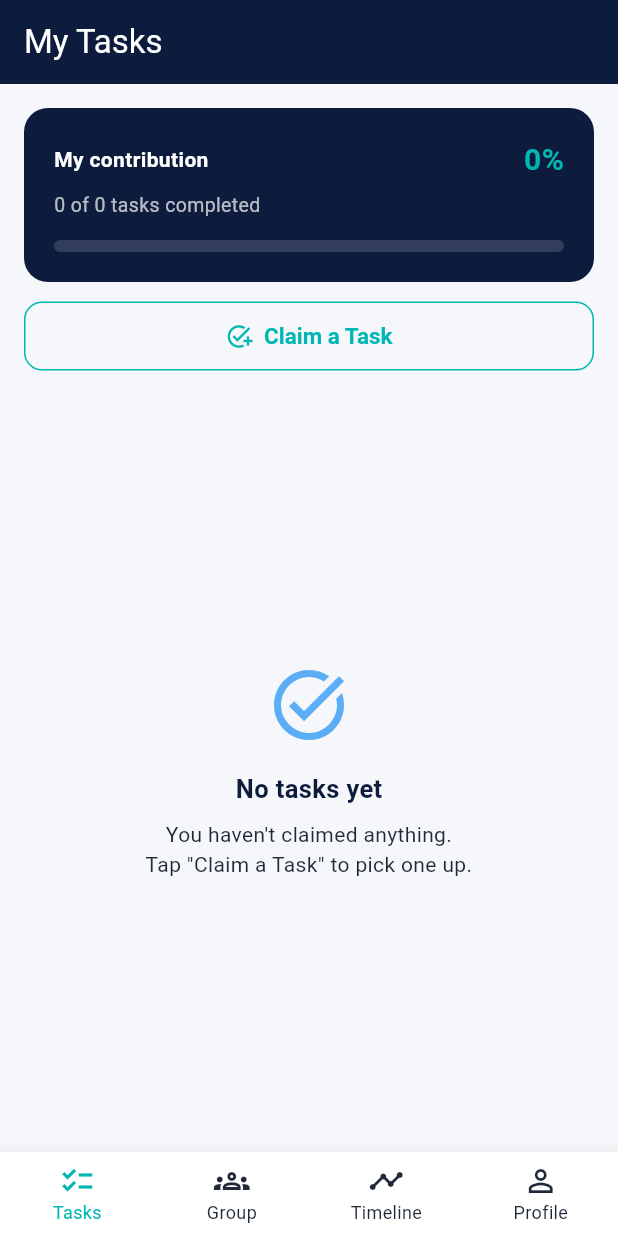
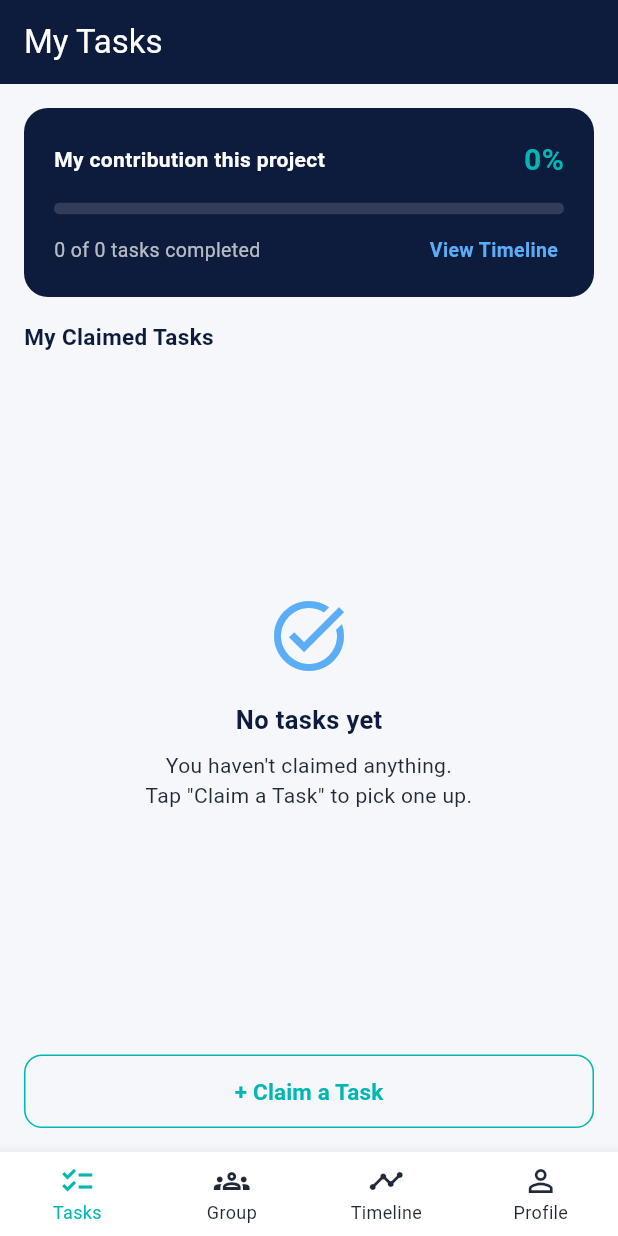
Before and after one commit to AiDv11/synca_app, a Flutter app: the screen it shows once a user with an empty profile is signed in, on a phone screen of 412 x 824 dp. Run offline on Flutter 3.47's test engine with Material 3 defaults, Android fonts, the phone set to English and light mode, and no system bars; our stand-ins replace cloud_firestore, firebase_auth, firebase_core; accounts and stored records are empty.

Commit message:
fix: match My Tasks page to Figure 2 wireframe
- My contribution this project heading
- View Timeline link, switches to the Timeline tab
- My Claimed Tasks section heading
- plus-prefixed Claim a Task button, moved below the list
- progress bar above the completed count

Co-Authored-By: Claude Opus 5 <noreply@anthropic.com>

```diff
--- a/lib/src/modules/role/member/ui/page/member_dashboard.dart
+++ b/lib/src/modules/role/member/ui/page/member_dashboard.dart
@@ -36,6 +36,14 @@ class _MemberDashboardState extends State<MemberDashboard> {
     'Profile',
   ];
 
+  /// Named rather than a bare `2` at the call site below, so the link and the
+  /// nav item can't quietly disagree if the tab order ever changes.
+  static const int _timelineTabIndex = 2;
+
+  /// The one thing that changes which tab is on screen. Both the bottom nav and
+  /// the "View Timeline" link go through here.
+  void _showTab(int index) => setState(() => _selectedIndex = index);
+
   @override
   Widget build(BuildContext context) {
     return Scaffold(
@@ -61,7 +69,14 @@ class _MemberDashboardState extends State<MemberDashboard> {
         child: IndexedStack(
           index: _selectedIndex,
           children: [
-            MyTasksPage(user: widget.user),
+            MyTasksPage(
+              user: widget.user,
+              // The Tasks page can't change tabs — `_selectedIndex` lives here.
+              // So it gets handed this function and calls it when the member
+              // taps "View Timeline". Events flow up, and the shell stays the
+              // only thing that decides which tab is showing.
+              onViewTimeline: () => _showTab(_timelineTabIndex),
+            ),
             const _ComingSoon(
               icon: Icons.groups_outlined,
               title: 'My Group',
@@ -80,10 +95,10 @@ class _MemberDashboardState extends State<MemberDashboard> {
 
       bottomNavigationBar: BottomNavigationBar(
         currentIndex: _selectedIndex,
-        // setState is what makes the tap visible: it updates the field and
-        // tells Flutter to rebuild, which moves both the IndexedStack and the
-        // highlighted icon.
-        onTap: (index) => setState(() => _selectedIndex = index),
+        // _showTab calls setState, which is what makes the tap visible: it
+        // updates the field and tells Flutter to rebuild, moving both the
+        // IndexedStack and the highlighted icon.
+        onTap: _showTab,
         // With four or more items the default behaviour hides the unselected
         // labels and shifts the icons around. `fixed` keeps all four labels on
         // screen and stops the row from dancing when you tap.
--- a/lib/src/modules/role/member/ui/page/my_tasks_page.dart
+++ b/lib/src/modules/role/member/ui/page/my_tasks_page.dart
@@ -18,9 +18,24 @@ import 'package:synca_app/src/modules/role/member/view_model/my_tasks_view_model
 /// the wrong layer. (The `task_service` import below is for the `Task` *type*
 /// only; the widget never calls the service.)
 class MyTasksPage extends StatefulWidget {
-  const MyTasksPage({super.key, required this.user});
+  const MyTasksPage({
+    super.key,
+    required this.user,
+    required this.onViewTimeline,
+  });
 
   final AppUser user;
+
+  /// Called by the contribution card's "View Timeline" link.
+  ///
+  /// The page cannot switch tabs itself — the selected tab belongs to
+  /// `MemberDashboard`, which owns the bottom nav. So the shell passes a
+  /// callback down and this page just reports that the link was tapped.
+  ///
+  /// This is the standard Flutter pattern: **data flows down, events flow up.**
+  /// A child never reaches up into its parent's state; it is handed a function
+  /// to call, and the parent decides what that means.
+  final VoidCallback onViewTimeline;
 
   @override
   State<MyTasksPage> createState() => _MyTasksPageState();
@@ -98,27 +113,51 @@ class _MyTasksPageState extends State<MyTasksPage> {
     return ListenableBuilder(
       listenable: _viewModel,
       builder: (context, _) {
+        // The order here is fixed by Figure 2 in CLAUDE.md: contribution card,
+        // then the "My Claimed Tasks" heading, then the list, then the claim
+        // button underneath it.
         return Column(
           children: [
-            // Header stays put; only the list below it scrolls. Keeping the
-            // progress card and claim button always visible means the member
-            // can act without scrolling back up.
             Padding(
-              padding: const EdgeInsets.fromLTRB(16, 16, 16, 12),
-              child: Column(
-                children: [
-                  ProgressCard(
+              padding: const EdgeInsets.fromLTRB(16, 16, 16, 16),
+              child: ProgressCard(
                 completedCount: _viewModel.completedCount,
                 totalCount: _viewModel.totalCount,
                 progress: _viewModel.progress,
+                onViewTimeline: widget.onViewTimeline,
               ),
-                  const SizedBox(height: 12),
-                  SizedBox(
+            ),
+
+            const Padding(
+              padding: EdgeInsets.fromLTRB(16, 0, 16, 10),
+              child: Align(
+                alignment: Alignment.centerLeft,
+                child: Text(
+                  'My Claimed Tasks',
+                  style: TextStyle(
+                    color: AppColors.navy,
+                    fontSize: 15,
+                    fontWeight: FontWeight.bold,
+                  ),
+                ),
+              ),
+            ),
+
+            // Expanded gives the list all the leftover vertical space. A
+            // ListView inside a Column without it throws an unbounded-height
+            // error — one of the first Flutter errors everyone meets.
+            //
+            // Only this middle section scrolls. The card above and the button
+            // below stay put, so claiming a task never means scrolling to the
+            // bottom of a long list to find the button.
+            Expanded(child: _buildTaskList()),
+
+            Padding(
+              padding: const EdgeInsets.fromLTRB(16, 12, 16, 16),
+              child: SizedBox(
                 width: double.infinity,
-                    child: OutlinedButton.icon(
+                child: OutlinedButton(
                   onPressed: _claimTask,
-                      icon: const Icon(Icons.add_task),
-                      label: const Text('Claim a Task'),
                   style: OutlinedButton.styleFrom(
                     foregroundColor: AppColors.teal,
                     side: const BorderSide(color: AppColors.teal),
@@ -126,21 +165,17 @@ class _MyTasksPageState extends State<MyTasksPage> {
                     shape: RoundedRectangleBorder(
                       borderRadius: BorderRadius.circular(12),
                     ),
-                        textStyle: const TextStyle(
-                          fontSize: 15,
-                          fontWeight: FontWeight.w600,
+                  ),
+                  // The label carries its own "+" because that is the wording
+                  // in the wireframe. An icon widget would render a plus too,
+                  // but the approved copy is the literal string.
+                  child: const Text(
+                    '+ Claim a Task',
+                    style: TextStyle(fontSize: 15, fontWeight: FontWeight.w600),
                   ),
                 ),
               ),
             ),
-                ],
-              ),
-            ),
-
-            // Expanded gives the list all the leftover vertical space. A
-            // ListView inside a Column without it throws an unbounded-height
-            // error — one of the first Flutter errors everyone meets.
-            Expanded(child: _buildTaskList()),
           ],
         );
       },
--- a/lib/src/modules/role/member/ui/widget/progress_card.dart
+++ b/lib/src/modules/role/member/ui/widget/progress_card.dart
@@ -13,6 +13,7 @@ class ProgressCard extends StatelessWidget {
     required this.completedCount,
     required this.totalCount,
     required this.progress,
+    required this.onViewTimeline,
   });
 
   final int completedCount;
@@ -21,6 +22,10 @@ class ProgressCard extends StatelessWidget {
   /// 0.0 to 1.0. Passed in rather than computed here so the ViewModel stays the
   /// single place that decides what "progress" means.
   final double progress;
+
+  /// Tapping "View Timeline". The card reports the tap and nothing more — it
+  /// has no idea the app has tabs.
+  final VoidCallback onViewTimeline;
 
   @override
   Widget build(BuildContext context) {
@@ -42,12 +47,16 @@ class ProgressCard extends StatelessWidget {
             // Pushes the two children to opposite ends of the row.
             mainAxisAlignment: MainAxisAlignment.spaceBetween,
             children: [
-              const Text(
-                'My contribution',
-                style: TextStyle(
-                  color: Colors.white,
-                  fontSize: 14,
-                  fontWeight: FontWeight.w600,
+              // Exact wording from Figure 2 in CLAUDE.md. Flexible so a long
+              // title wraps instead of colliding with the percentage.
+              const Flexible(
+                child: Text(
+                  'My contribution this project',
+                  style: TextStyle(
+                    color: Colors.white,
+                    fontSize: 14,
+                    fontWeight: FontWeight.w600,
+                  ),
                 ),
               ),
               Text(
@@ -60,17 +69,10 @@ class ProgressCard extends StatelessWidget {
               ),
             ],
           ),
-          const SizedBox(height: 6),
-          Text(
-            // Dart picks the plural at build time. "1 tasks completed" is the
-            // kind of detail that makes an app feel unfinished.
-            totalCount == 1
-                ? '$completedCount of 1 task completed'
-                : '$completedCount of $totalCount tasks completed',
-            style: const TextStyle(color: Colors.white70, fontSize: 13),
-          ),
           const SizedBox(height: 14),
 
+          // The bar sits above the count, per the wireframe.
+          //
           // ClipRRect rounds the ends of the bar. LinearProgressIndicator draws
           // square corners of its own; clipping is how you round them.
           ClipRRect(
@@ -84,6 +86,43 @@ class ProgressCard extends StatelessWidget {
               valueColor: const AlwaysStoppedAnimation<Color>(AppColors.teal),
             ),
           ),
+          const SizedBox(height: 12),
+
+          Row(
+            mainAxisAlignment: MainAxisAlignment.spaceBetween,
+            children: [
+              Flexible(
+                child: Text(
+                  // Dart picks the plural at build time. "1 tasks completed" is
+                  // the kind of detail that makes an app feel unfinished.
+                  totalCount == 1
+                      ? '$completedCount of 1 task completed'
+                      : '$completedCount of $totalCount tasks completed',
+                  style: const TextStyle(color: Colors.white70, fontSize: 13),
+                ),
+              ),
+              const SizedBox(width: 12),
+
+              // A bare GestureDetector would work but gives no feedback and no
+              // sensible tap target. InkWell adds the ripple, and the padding
+              // makes the link comfortably tappable rather than a 13px sliver.
+              InkWell(
+                onTap: onViewTimeline,
+                borderRadius: BorderRadius.circular(6),
+                child: const Padding(
+                  padding: EdgeInsets.symmetric(horizontal: 4, vertical: 2),
+                  child: Text(
+                    'View Timeline',
+                    style: TextStyle(
+                      color: AppColors.skyBlue,
+                      fontSize: 13,
+                      fontWeight: FontWeight.w600,
+                    ),
+                  ),
+                ),
+              ),
+            ],
+          ),
         ],
       ),
     );
```
Lines whose indentation alone changed are shown as unchanged.
